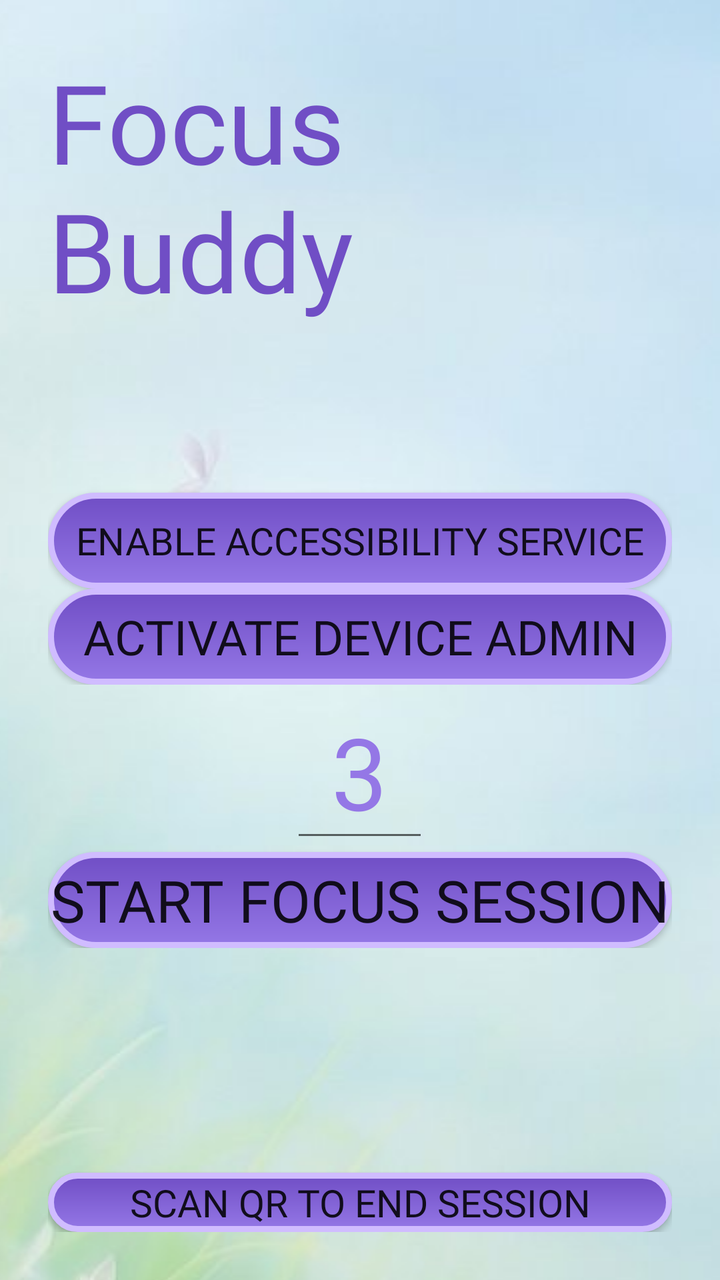
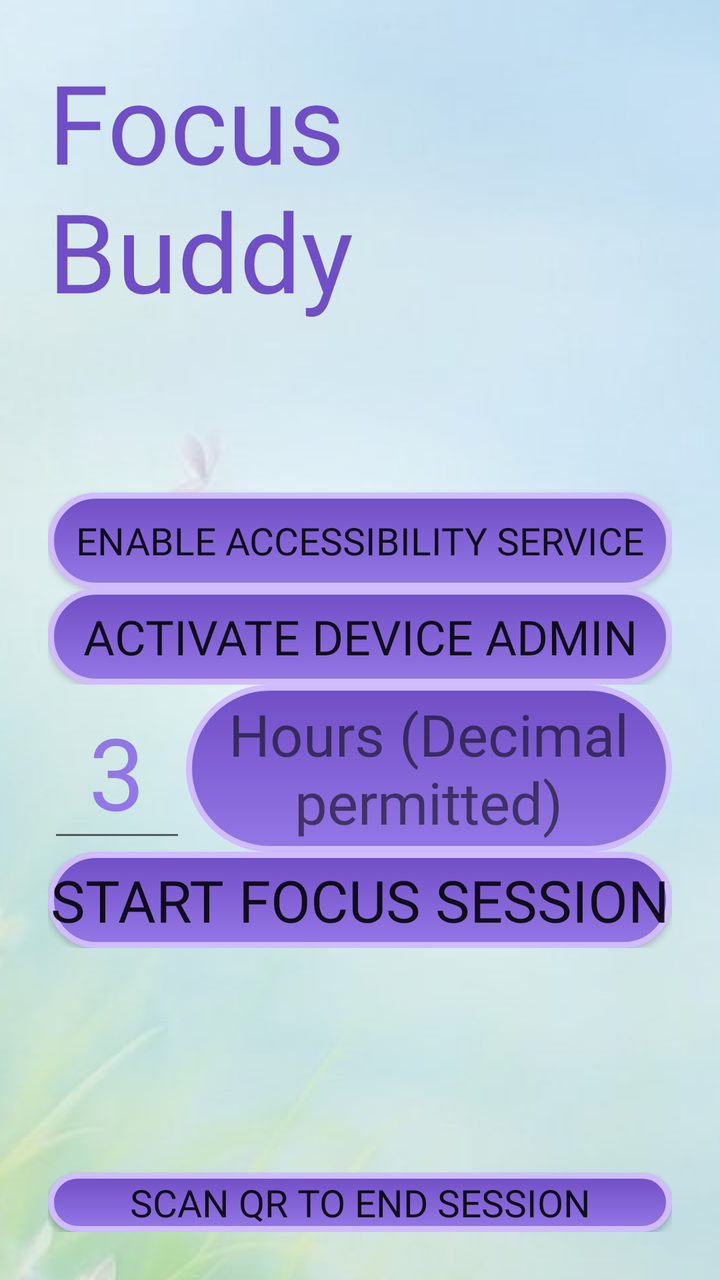

The first picture is an Android layout as it rendered before a commit; the second is the same layout after the commit. The layout source and the unified diff follow.
<!-- AndroidManifest.xml: application theme android:Theme.Material.Light.NoActionBar -->
<!-- res/layout/activity_main.xml -->
<?xml version="1.0" encoding="utf-8"?>
<LinearLayout xmlns:android="http://schemas.android.com/apk/res/android"
    android:layout_width="match_parent"
    android:layout_height="match_parent"
    android:fillViewport="true">
    <LinearLayout
        android:layout_width="match_parent"
        android:layout_height="wrap_content"
        android:orientation="vertical"
        android:padding="24dp"
        android:background="@drawable/activity_background">

        <TextView
            android:layout_width="wrap_content"
            android:layout_height="wrap_content"
            android:fontFamily="@font/super_frog"
            android:text="@string/app_name"
            android:textColor="@color/primary_dark"
            android:textSize="55sp" />

        <TextView
            android:id="@+id/tvStatus"
            android:layout_width="match_parent"
            android:layout_height="wrap_content"
            android:paddingTop="8dp"
            android:paddingBottom="24dp"
            android:fontFamily="@font/super_frog"
            android:textSize="16sp" />

        
        <LinearLayout
            android:id="@+id/setupGroup"
            android:layout_width="match_parent"
            android:layout_height="wrap_content"
            android:orientation="vertical">

            <TextView
                android:id="@+id/tvSetup"
                android:layout_width="match_parent"
                android:layout_height="wrap_content"
                android:fontFamily="@font/super_frog"
                android:paddingBottom="12dp" />

            <Button
                android:id="@+id/btnAccessibility"
                style="@style/BaseButtonStyle"
                android:text="Enable accessibility service" />

            <Button
                android:id="@+id/btnAdmin"
                style="@style/BaseButtonStyle"
                android:text="Activate device admin" />
        </LinearLayout>

        
        <LinearLayout
            android:id="@+id/startGroup"
            android:layout_width="match_parent"
            android:layout_height="wrap_content"
            android:orientation="vertical"
            android:gravity="center_vertical|center_horizontal">

            <EditText
                android:id="@+id/etHours"
                android:layout_width="69dp"
                android:layout_height="wrap_content"
                android:fontFamily="@font/super_frog"
                android:gravity="bottom|center_horizontal"
                android:hint="Session length (hours)"
                android:inputType="numberDecimal"
                android:text="3"
                android:textColor="@color/primary"
                android:textSize="50dp" />

            <Button
                android:id="@+id/btnStart"
                style="@style/BaseButtonStyle"
                android:text="Start focus session"
                />
        </LinearLayout>

        
        <LinearLayout
            android:id="@+id/activeGroup"
            android:layout_width="match_parent"
            android:layout_height="wrap_content"
            android:orientation="vertical">

            <TextView
                android:id="@+id/tvCountdown"
                android:layout_width="match_parent"
                android:layout_height="wrap_content"
                android:gravity="center"
                android:padding="24dp"
                android:fontFamily="@font/super_frog"
                android:textSize="48sp" />

            <Button
                android:id="@+id/btnScan"
                style="@style/BaseButtonStyle"
                android:text="Scan QR to end session" />
        </LinearLayout>
    </LinearLayout>
</LinearLayout>
<!-- resources referenced by this layout -->
<resources>
  <color name="primary">#9477E6</color>
  <color name="primary_dark">#704EC5</color>
  <!-- drawable activity_background (drawable) -->
  <?xml version="1.0" encoding="utf-8"?>
  <bitmap xmlns:android="http://schemas.android.com/apk/res/android"
      android:src="@drawable/background"
      android:gravity="center"
      android:tileMode="disabled" />
  <string name="app_name">Focus Buddy</string>
  <style name="BaseButtonStyle">
          <item name="android:layout_width">match_parent</item>
          <item name="android:layout_height">match_parent</item>
          <item name="android:background">@drawable/base_button_shape</item>
          <item name="android:fontFamily">@font/super_frog</item>
          <item name="android:gravity">center_vertical|center_horizontal</item>
  
          <item name="android:autoSizeTextType">uniform</item>
          <item name="android:autoSizeMinTextSize">14sp</item>
          <item name="android:autoSizeMaxTextSize">30sp</item>
          <item name="android:autoSizeStepGranularity">5sp</item>
      </style>
  <!-- drawable background: jpg bitmap (drawable, 65327 bytes) -->
  <!-- drawable base_button_shape (drawable) -->
  <shape xmlns:android="http://schemas.android.com/apk/res/android"
      android:shape="rectangle">
  
      <gradient
          android:angle="270"
          android:startColor="@color/primary_dark"
          android:endColor="@color/primary"
          android:type="linear" />
  
      <corners android:radius="50dp" />
  
      <stroke
          android:width="3dp"
          android:color="@color/accent" />
  
  </shape>
  <color name="accent">#D0BCFF</color>
</resources>

<!-- the commit's change to res/layout/activity_main.xml (unified diff, before → after) -->
@@ -60,17 +60,27 @@
             android:orientation="vertical"
             android:gravity="center_vertical|center_horizontal">
 
-            <EditText
-                android:id="@+id/etHours"
-                android:layout_width="69dp"
+            <LinearLayout
+                android:layout_width="match_parent"
                 android:layout_height="wrap_content"
-                android:fontFamily="@font/super_frog"
-                android:gravity="bottom|center_horizontal"
-                android:hint="Session length (hours)"
-                android:inputType="numberDecimal"
-                android:text="3"
-                android:textColor="@color/primary"
-                android:textSize="50dp" />
+                android:orientation="horizontal">
+                <EditText
+                    android:id="@+id/etHours"
+                    android:layout_width="69dp"
+                    android:layout_height="wrap_content"
+                    android:fontFamily="@font/super_frog"
+                    android:gravity="bottom|center_horizontal"
+                    android:hint="Session length (hours)"
+                    android:inputType="numberDecimal"
+                    android:text="3"
+                    android:textColor="@color/primary"
+                    android:textSize="50dp" />
+                <TextView
+                    style="@style/BaseButtonStyle"
+                    android:text="Hours (Decimal permitted)"
+                    />
+
+            </LinearLayout>
 
             <Button
                 android:id="@+id/btnStart"
